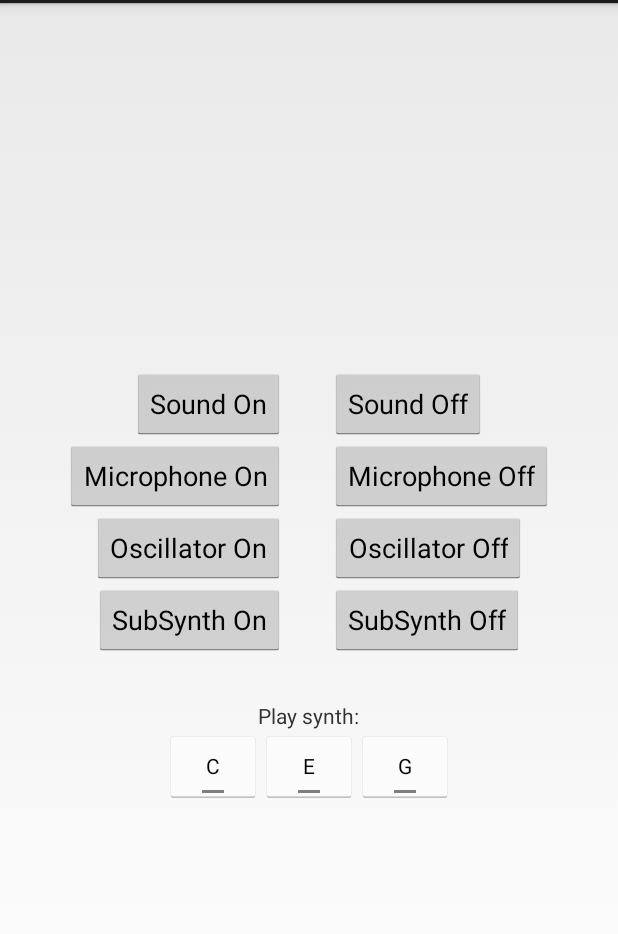
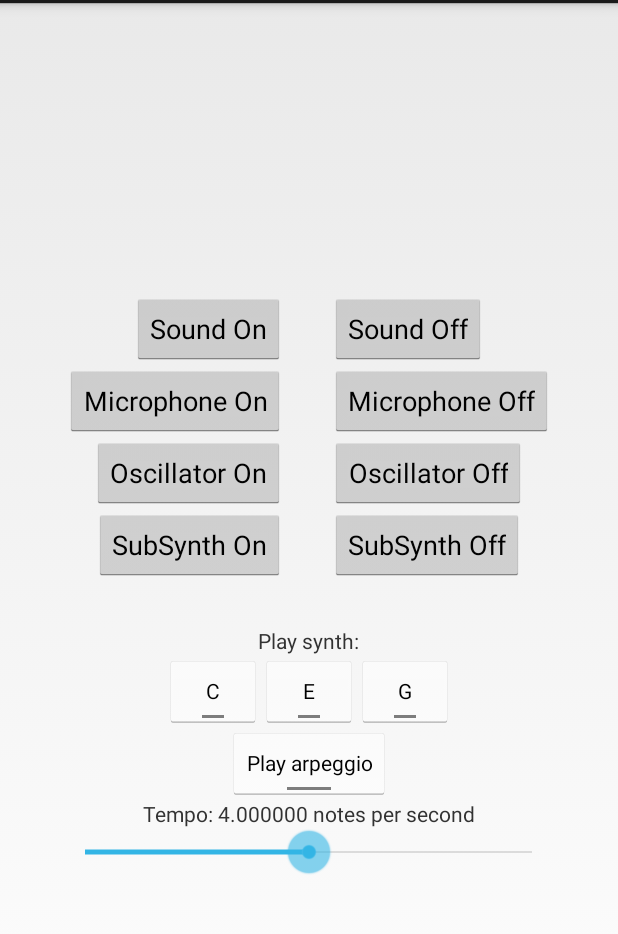
Before and after one commit to thenyeguy/18551-project, an Android app: the screen it shows after launch (TestClickTrack), on a phone screen of 412 x 824 dp, the part 69-1003 px from its top. Run offline under Robolectric (Android 15) with nearby library versions, the phone set to English and light mode, and no system bars; 3 statements that could not run were skipped.

Commit message:
Added arpeggio testing

```diff
--- a/Synth/ClickTrack/src/main/java/edu/cmu/ece/ece551/clicktrack/TestClickTrack.java
+++ b/Synth/ClickTrack/src/main/java/edu/cmu/ece/ece551/clicktrack/TestClickTrack.java
@@ -16,6 +16,8 @@ import android.view.View;
 import android.view.ViewGroup;
 import android.os.Build;
 import android.widget.Button;
+import android.widget.SeekBar;
+import android.widget.TextView;
 import android.widget.ToggleButton;
 
 public class TestClickTrack extends Activity {
@@ -137,6 +139,72 @@ public class TestClickTrack extends Activity {
                 }
             }
         });
+
+        // Configure timing test
+        runningTimingTest = false;
+        noteDur = 0;
+
+        ToggleButton arpeggio = (ToggleButton) findViewById(R.id.scaleButton);
+        arpeggio.setOnClickListener(new View.OnClickListener() {
+            @Override
+            public void onClick(View view) {
+                if(((ToggleButton) view).isChecked()) {
+                    new Thread(new Runnable() {
+                        @Override
+                        public void run() {
+                            timingTest();
+                        }
+                    }).start();
+                } else {
+                    runningTimingTest = false;
+                }
+            }
+        });
+
+        final TextView tempoText = (TextView) findViewById(R.id.tempoText);
+        SeekBar tempo = (SeekBar) findViewById(R.id.tempoBar);
+        tempo.setOnSeekBarChangeListener(new SeekBar.OnSeekBarChangeListener() {
+            @Override
+            public void onProgressChanged(SeekBar seekBar, int progress,
+                                          boolean fromUser) {
+                noteDur = 4 * progress + 50;
+
+                String text = "Tempo: " + String.format("%2f",1000.0/(noteDur)) + " notes per " +
+                        "second";
+                tempoText.setText(text.toCharArray(), 0, text.length());
+            }
+
+            @Override
+            public void onStartTrackingTouch(SeekBar seekBar) {
+                // TODO Auto-generated method stub
+            }
+
+            @Override
+            public void onStopTrackingTouch(SeekBar seekBar) {
+                // TODO Auto-generated method stub
+            }
+        });
+        tempo.setProgress(50);
+    }
+
+    private Boolean runningTimingTest;
+    private long noteDur;
+    private void timingTest()
+    {
+        runningTimingTest = true;
+        int notes[] = {60, 64, 67, 72};
+        while(runningTimingTest) {
+            for(int note: notes) {
+                try {
+                    master.subtractiveSynth.noteDown(note, 0.7f);
+                    Thread.sleep(noteDur - 9);
+                    master.subtractiveSynth.noteUp(note, 0.7f);
+                    Thread.sleep(9);
+                } catch(InterruptedException e) {
+                    e.printStackTrace();
+                }
+            }
+        }
     }
 
     @Override
--- a/Synth/ClickTrack/src/main/res/layout/activity_click_track.xml
+++ b/Synth/ClickTrack/src/main/res/layout/activity_click_track.xml
@@ -1,16 +1,13 @@
-<RelativeLayout xmlns:android="http://schemas.android.com/apk/res/android"
+<LinearLayout xmlns:android="http://schemas.android.com/apk/res/android"
     xmlns:tools="http://schemas.android.com/tools"
     android:id="@+id/container"
     android:layout_width="match_parent"
     android:layout_height="match_parent"
     tools:context="edu.cmu.ece.ece551.clicktrack.TestClickTrack"
-    tools:ignore="MergeRootFrame">
-
-    <LinearLayout
-            android:layout_width="fill_parent"
-            android:layout_height="fill_parent"
+    tools:ignore="MergeRootFrame"
     android:gravity="center"
     android:orientation="vertical">
+
     <LinearLayout
             android:layout_width="fill_parent"
             android:layout_height="wrap_content"
@@ -111,6 +108,20 @@
                 android:layout_width="wrap_content"
                 android:layout_height="wrap_content"/>
     </LinearLayout>
+    <ToggleButton
+            android:id="@+id/scaleButton"
+            android:textOff="@string/playScale"
+            android:textOn="@string/playScale"
+            android:layout_width="wrap_content"
+            android:layout_height="wrap_content"/>
+    <TextView
+            android:id="@+id/tempoText"
+            android:text="@string/tempo"
+            android:layout_width="wrap_content"
+            android:layout_height="wrap_content"/>
+    <SeekBar
+            android:id="@+id/tempoBar"
+            android:layout_width="330dp"
+            android:layout_height="wrap_content"/>
+
 </LinearLayout>
-
-</RelativeLayout>
--- a/Synth/ClickTrack/src/main/res/values/strings.xml
+++ b/Synth/ClickTrack/src/main/res/values/strings.xml
@@ -16,5 +16,7 @@
     <string name="E">E</string>
     <string name="G">G</string>
     <string name="SynthNotes">Play synth:</string>
+    <string name="playScale">Play arpeggio</string>
+    <string name="tempo">Tempo:</string>
 
 </resources>
```
Lines whose indentation alone changed are shown as unchanged.
